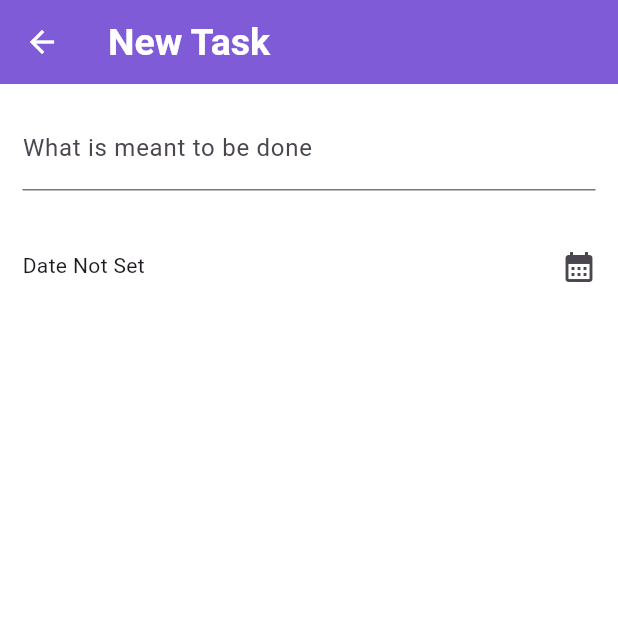
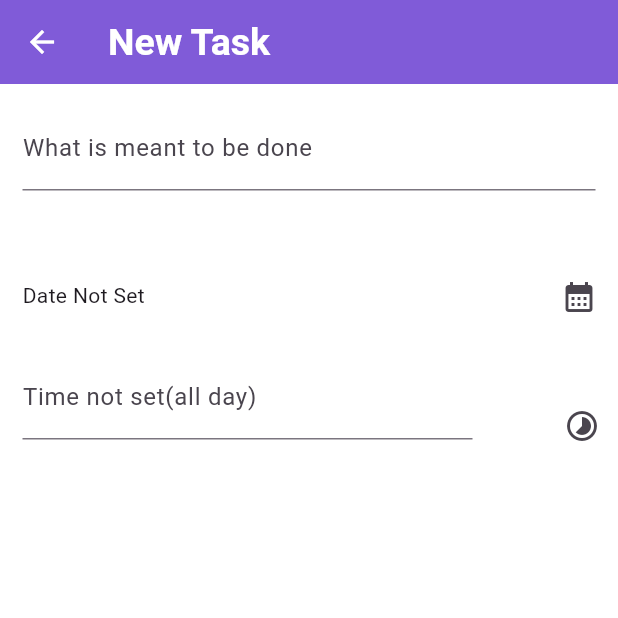
Before and after one commit to coderrrrr2/to_do, a Flutter app: the TasksScreen screen opened directly, on a phone screen of 412 x 824 dp, the top half of it. Run offline on Flutter 3.47's test engine with Material 2 defaults, Android fonts, the phone set to English and light mode, and no system bars; our stand-ins replace flutter_riverpod.

Commit message:
added time dialog to new items screen

```diff
--- a/lib/models/to_do.dart
+++ b/lib/models/to_do.dart
@@ -1,11 +1,17 @@
+import 'package:flutter/material.dart';
 import 'package:uuid/uuid.dart';
 
 Uuid uuid = const Uuid();
 
 class ToDo {
-  ToDo({required this.taskName, required this.date, String? id})
+  ToDo(
+      {required this.taskName,
+      required this.date,
+      required this.time,
+      String? id})
       : id = id ?? const Uuid().v4();
   final String taskName;
   final String id;
   final DateTime date;
+  final TimeOfDay time;
 }
--- a/lib/screens/new_items.dart
+++ b/lib/screens/new_items.dart
@@ -1,5 +1,3 @@
-import 'dart:developer';
-
 import 'package:flutter/material.dart';
 import 'package:flutter_riverpod/flutter_riverpod.dart';
 import 'package:intl/intl.dart';
@@ -18,9 +16,12 @@ class TasksScreen extends ConsumerStatefulWidget {
 class _TasksScreenState extends ConsumerState<TasksScreen> {
   final formKey = GlobalKey<FormState>();
   final taskController = TextEditingController();
+  final timeController = TextEditingController();
   String enteredTask = '';
   DateTime? enteredDate;
   bool textformKeyIsEmpty = true;
+  bool isDateSelected = false;
+  TimeOfDay? selectedTime;
 
   void showDatePickerDialog() async {
     final now = DateTime.now();
@@ -36,8 +37,25 @@ class _TasksScreenState extends ConsumerState<TasksScreen> {
     });
   }
 
+  void showTimePickerDialog() async {
+    final pickedTime = await showTimePicker(
+      initialTime: TimeOfDay.now(),
+      context: context,
+    );
+    setState(() {
+      selectedTime = pickedTime;
+    });
+  }
+
+  String formatTime(TimeOfDay timeOfDay) {
+    final hour = timeOfDay.hourOfPeriod;
+    final minute = timeOfDay.minute.toString().padLeft(2, '0');
+    final period = timeOfDay.period == DayPeriod.am ? 'AM' : 'PM';
+
+    return '$hour:$minute $period';
+  }
+
   void submitformKey(ToDo todo) {
-    log(enteredDate.toString());
     ref.read(listManipulatorProvider.notifier).add(todo);
     Navigator.of(context).pop();
   }
@@ -61,6 +79,7 @@ class _TasksScreenState extends ConsumerState<TasksScreen> {
           title: const Text('New Task'),
         ),
         body: Column(
+          mainAxisSize: MainAxisSize.min,
           children: [
             Form(
               key: formKey,
@@ -80,7 +99,7 @@ class _TasksScreenState extends ConsumerState<TasksScreen> {
                     ),
                   ),
                   const SizedBox(
-                    height: 10,
+                    height: 30,
                   ),
                   Row(
                     crossAxisAlignment: CrossAxisAlignment.end,
@@ -99,6 +118,27 @@ class _TasksScreenState extends ConsumerState<TasksScreen> {
                           onPressed: showDatePickerDialog,
                           icon: const Icon(Icons.calendar_month))
                     ],
+                  ),
+                  Row(
+                    crossAxisAlignment: CrossAxisAlignment.end,
+                    children: [
+                      Container(
+                        margin: const EdgeInsets.all(15),
+                        width: 300,
+                        child: TextField(
+                          controller: timeController,
+                          decoration: InputDecoration(
+                            labelText: selectedTime == null
+                                ? 'Time not set(all day)'
+                                : formatTime(selectedTime!),
+                          ),
+                        ),
+                      ),
+                      const Spacer(),
+                      IconButton(
+                          onPressed: showTimePickerDialog,
+                          icon: const Icon(Icons.timelapse))
+                    ],
                   )
                 ],
               ),
@@ -108,13 +148,15 @@ class _TasksScreenState extends ConsumerState<TasksScreen> {
         floatingActionButton: !textformKeyIsEmpty
             ? FloatingActionButton(
                 onPressed: () {
-                  if (enteredDate != null) {
-                    submitformKey(
-                        ToDo(taskName: enteredTask, date: enteredDate!));
+                  if (enteredDate != null && selectedTime != null) {
+                    submitformKey(ToDo(
+                        taskName: enteredTask,
+                        date: enteredDate!,
+                        time: selectedTime!));
                     return;
                   }
-                  ScaffoldMessenger.of(context).showSnackBar(
-                      const SnackBar(content: Text("You must pick a date")));
+                  ScaffoldMessenger.of(context).showSnackBar(const SnackBar(
+                      content: Text("You must select all options")));
                 },
                 child: const Icon(Icons.check),
               )
--- a/lib/widgets/notes.dart
+++ b/lib/widgets/toDo_tile.dart
@@ -1,7 +1,9 @@
+// ignore_for_file: file_names
+
 import 'package:flutter/material.dart';
 
-class NoteWidget extends StatelessWidget {
-  const NoteWidget({super.key});
+class ToDoTile extends StatelessWidget {
+  const ToDoTile({super.key});
 
   @override
   Widget build(BuildContext context) {
--- a/pubspec.yaml
+++ b/pubspec.yaml
@@ -15,6 +15,8 @@ dependencies:
   flutter_localizations: # Add this line
     sdk: flutter
   uuid: ^4.2.1
+  sqflite: ^2.3.0
+  path: ^1.8.3
 
 
 
```
Also changed, not shown: lib/screens/home.dart (+2 -23 lines), pubspec.lock, 1 other file.
